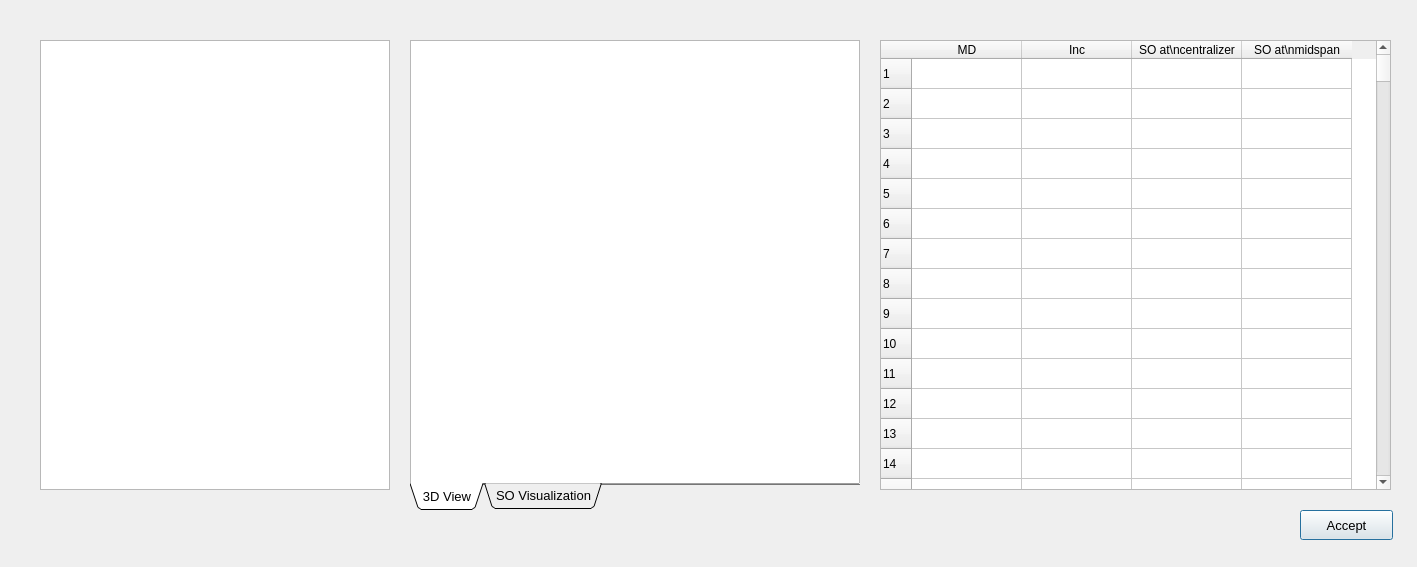
This is LocationSetup_Vst.ui in Ivanfdezr/CentralSoftware as Qt 5 draws it before an edit. The edited form follows.
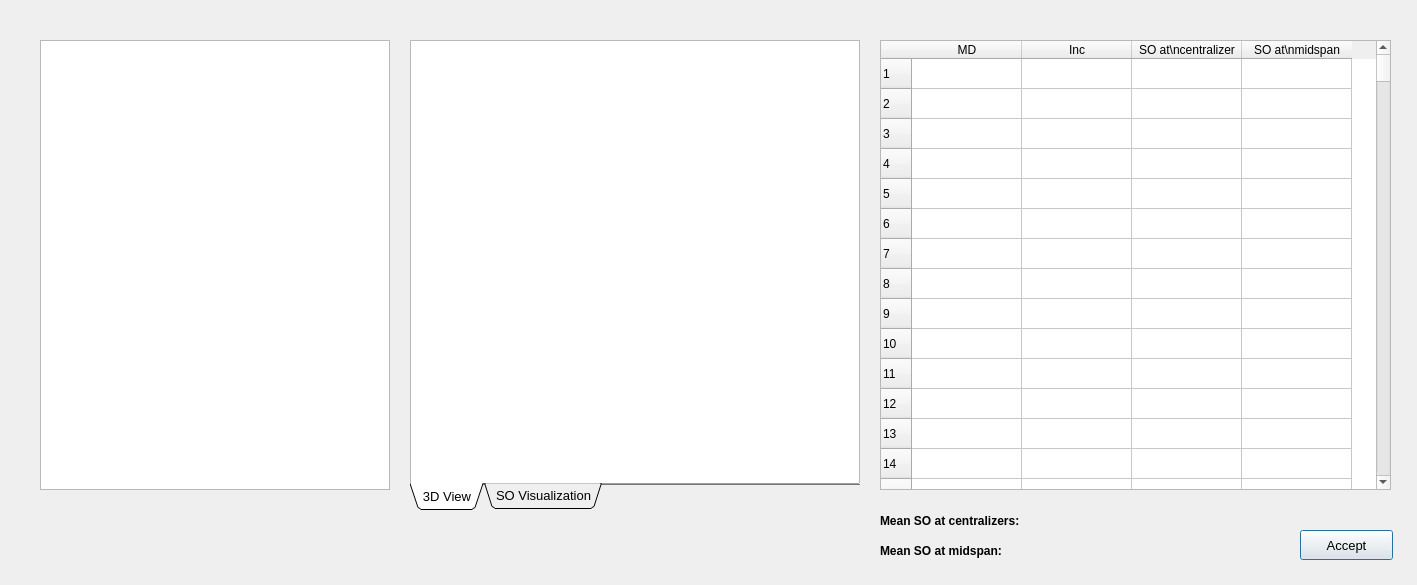
This is the edited form. Custom widgets are drawn as their Qt base class.

Patch:
```diff
--- a/LocationSetup_Vst.ui
+++ b/LocationSetup_Vst.ui
@@ -7,7 +7,7 @@
     <x>0</x>
     <y>0</y>
     <width>1417</width>
-    <height>567</height>
+    <height>585</height>
    </rect>
   </property>
   <property name="windowTitle">
@@ -1072,7 +1072,7 @@
    <property name="geometry">
     <rect>
      <x>1300</x>
-     <y>510</y>
+     <y>530</y>
      <width>93</width>
      <height>30</height>
     </rect>
@@ -1157,6 +1157,46 @@
     </widget>
    </widget>
   </widget>
+  <widget class="QLabel" name="lsMeanSOatC_label">
+   <property name="geometry">
+    <rect>
+     <x>880</x>
+     <y>510</y>
+     <width>331</width>
+     <height>21</height>
+    </rect>
+   </property>
+   <property name="font">
+    <font>
+     <pointsize>9</pointsize>
+     <weight>75</weight>
+     <bold>true</bold>
+    </font>
+   </property>
+   <property name="text">
+    <string>Mean SO at centralizers: </string>
+   </property>
+  </widget>
+  <widget class="QLabel" name="lsMeanSOatM_label">
+   <property name="geometry">
+    <rect>
+     <x>880</x>
+     <y>540</y>
+     <width>331</width>
+     <height>21</height>
+    </rect>
+   </property>
+   <property name="font">
+    <font>
+     <pointsize>9</pointsize>
+     <weight>75</weight>
+     <bold>true</bold>
+    </font>
+   </property>
+   <property name="text">
+    <string>Mean SO at midspan:</string>
+   </property>
+  </widget>
  </widget>
  <customwidgets>
   <customwidget>
```
